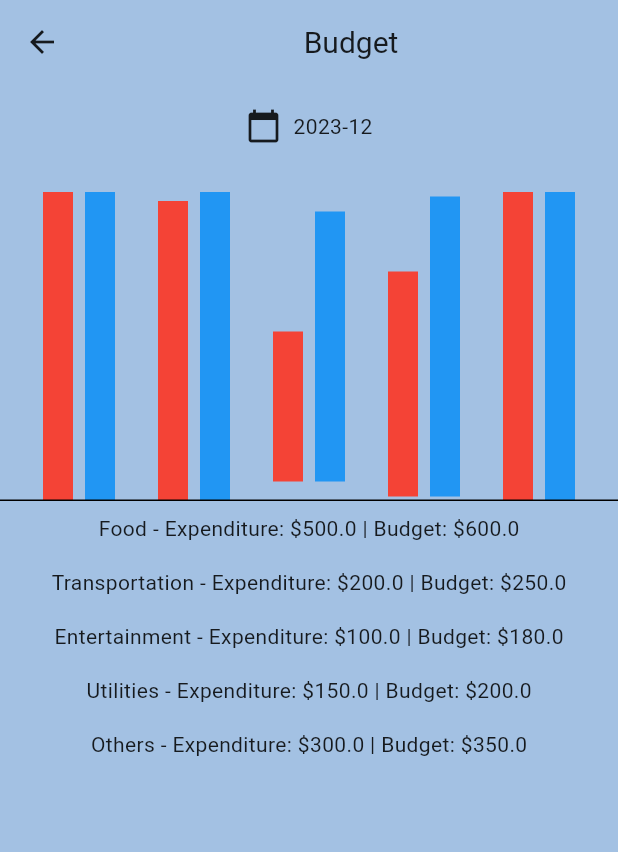
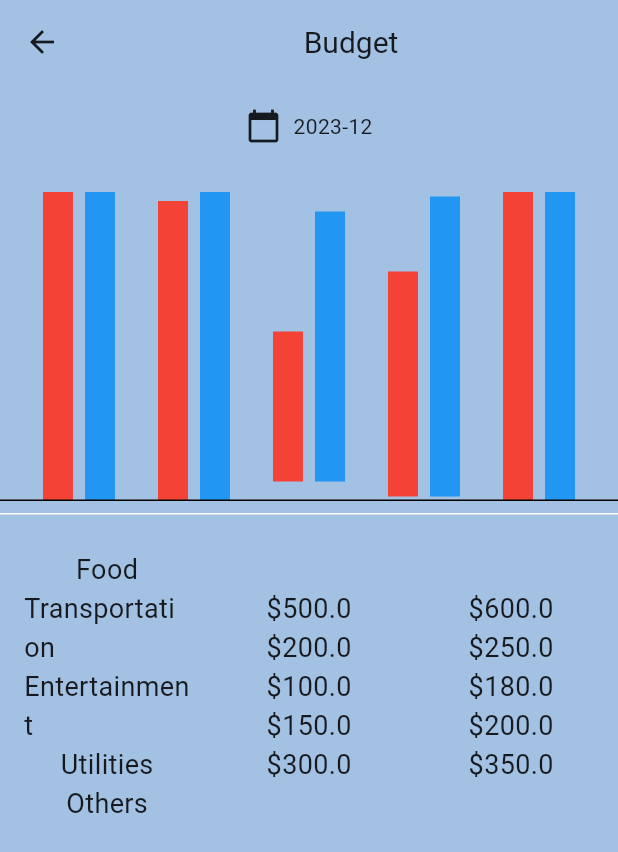
Before and after one commit to Lana0211/FMS, a Flutter app: the BudgetScreen screen opened directly, on a phone screen of 412 x 824 dp. Shown: the top 852 px of the screen. Run offline on Flutter 3.47's test engine with Material 3 defaults, Android fonts, the phone set to English and light mode, and no system bars; our stand-ins replace fl_chart, month_picker_dialog, shared_preferences; accounts and stored records are empty; Roboto replaces fonts that are missing (Montserrat).

Commit message:
add budget(not connected)

```diff
--- a/lib/budget.dart
+++ b/lib/budget.dart
@@ -1,4 +1,3 @@
-// TODO: rebase final version on this
 import 'package:flutter/material.dart';
 import 'package:intl/intl.dart';
 import 'package:month_picker_dialog/month_picker_dialog.dart';
@@ -74,7 +73,7 @@ class _BudgetScreenState extends State<BudgetScreen> {
                 child: Stack(
                   children: [
                     // BarChart
-                    BarChart(
+                    BarChartWidget(
                       barData: BarData(
                         expenditureTypes: expenditureTypes,
                         expenditures: expenditures,
@@ -95,11 +94,57 @@ class _BudgetScreenState extends State<BudgetScreen> {
                 ),
               ),
             ),
-            // Display Expenditure Type, Budget, Expenditure
+            // White Separator Line
+            Container(
+              height: 1,
+              color: Colors.white,
+              margin: const EdgeInsets.symmetric(vertical: 8),
+            ),
+            // Display Expenditure Type, Expenditure, Budget
+            Padding(
+              padding: const EdgeInsets.all(16.0),
+              child: Row(
+                children: [
+                  // Expenditure Type
+                  Expanded(
+                    child: Column(
+                      children: [
                         for (int i = 0; i < expenditureTypes.length; i++)
-              Padding(
-                padding: const EdgeInsets.all(8.0),
-                child: Text('${expenditureTypes[i]} - Expenditure: \$${expenditures[i]} | Budget: \$${budgets[i]}'),
+                          Text(
+                            expenditureTypes[i],
+                            style: TextStyle(fontSize: 18),
+                          ),
+                      ],
+                    ),
+                  ),
+                  SizedBox(width: 24),
+                  // Expenditure
+                  Expanded(
+                    child: Column(
+                      children: [
+                        for (int i = 0; i < expenditures.length; i++)
+                          Text(
+                            '\$${expenditures[i]}',
+                            style: TextStyle(fontSize: 18),
+                          ),
+                      ],
+                    ),
+                  ),
+                  SizedBox(width: 24),
+                  // Budget
+                  Expanded(
+                    child: Column(
+                      children: [
+                        for (int i = 0; i < budgets.length; i++)
+                          Text(
+                            '\$${budgets[i]}',
+                            style: TextStyle(fontSize: 18),
+                          ),
+                      ],
+                    ),
+                  ),
+                ],
+              ),
             ),
           ],
         ),
@@ -108,19 +153,21 @@ class _BudgetScreenState extends State<BudgetScreen> {
   }
 }
 
-class BarChart extends StatelessWidget {
+class BarChartWidget extends StatelessWidget {
   final BarData barData;
 
-  BarChart({required this.barData});
+  BarChartWidget({required this.barData});
 
   @override
   Widget build(BuildContext context) {
-    double maxHeight = barData.expenditures.reduce((a, b) => a > b ? a : b);
-
     return Row(
       mainAxisAlignment: MainAxisAlignment.spaceEvenly,
       children: List.generate(barData.expenditures.length, (index) {
-        return Row(
+        return Stack(
+          alignment: Alignment.topRight,
+          children: [
+            // Bar
+            Row(
               crossAxisAlignment: CrossAxisAlignment.end,
               children: [
                 Container(
@@ -133,6 +180,8 @@ class BarChart extends StatelessWidget {
                   height: barData.budgets[index],
                   width: 20,
                   color: Colors.blue,
+                ),
+              ],
             ),
           ],
         );
```
Lines whose indentation alone changed are shown as unchanged.
